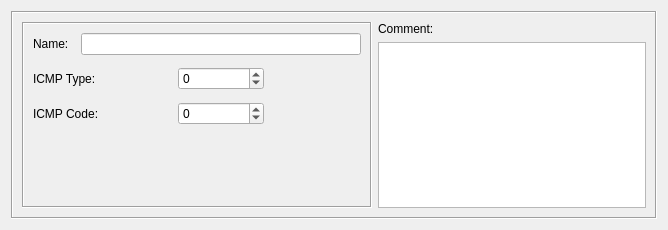
Above: src/libgui/icmpservicedialog_q.ui from fwbuilder/fwbuilder before the change. Below: the same form after it.
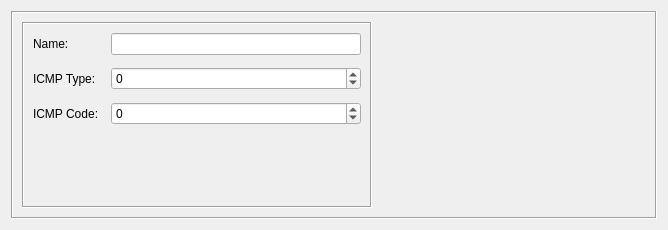
That is the form after the change. Custom widgets are drawn as their Qt base class.

Commit message:
Manually merged keyword management/filtering code from fortress. All dialogs modified to include custom keyword/comment widget.
Also added first cut at 'dynamic group' implementation.

Patch:
```diff
--- a/src/libgui/icmpservicedialog_q.ui
+++ b/src/libgui/icmpservicedialog_q.ui
@@ -30,11 +30,11 @@
      <property name="frameShadow" >
       <enum>QFrame::Sunken</enum>
      </property>
-     <layout class="QGridLayout" >
-      <item rowspan="2" row="0" column="0" >
-       <widget class="QFrame" name="frame30" >
-        <property name="sizePolicy" >
-         <sizepolicy vsizetype="Preferred" hsizetype="Fixed" >
+     <layout class="QHBoxLayout" name="horizontalLayout">
+      <item>
+       <widget class="QFrame" name="frame30">
+        <property name="sizePolicy">
+         <sizepolicy hsizetype="Fixed" vsizetype="Preferred">
           <horstretch>0</horstretch>
           <verstretch>0</verstretch>
          </sizepolicy>
@@ -57,14 +57,17 @@
         <property name="frameShadow" >
          <enum>QFrame::Sunken</enum>
         </property>
-        <layout class="QGridLayout" >
-         <property name="spacing" >
+        <layout class="QFormLayout" name="formLayout">
+         <property name="horizontalSpacing">
           <number>12</number>
          </property>
-         <item row="0" column="0" >
-          <widget class="QLabel" name="textLabel1" >
-           <property name="sizePolicy" >
-            <sizepolicy vsizetype="Preferred" hsizetype="Preferred" >
+         <property name="verticalSpacing">
+          <number>12</number>
+         </property>
+         <item row="0" column="0">
+          <widget class="QLabel" name="textLabel1">
+           <property name="sizePolicy">
+            <sizepolicy hsizetype="Preferred" vsizetype="Preferred">
              <horstretch>0</horstretch>
              <verstretch>0</verstretch>
             </sizepolicy>
@@ -77,10 +80,10 @@
            </property>
           </widget>
          </item>
-         <item row="0" column="1" colspan="3" >
-          <widget class="QLineEdit" name="obj_name" >
-           <property name="sizePolicy" >
-            <sizepolicy vsizetype="Fixed" hsizetype="Preferred" >
+         <item row="0" column="1">
+          <widget class="QLineEdit" name="obj_name">
+           <property name="sizePolicy">
+            <sizepolicy hsizetype="Preferred" vsizetype="Fixed">
              <horstretch>200</horstretch>
              <verstretch>0</verstretch>
             </sizepolicy>
@@ -93,9 +96,9 @@
            </property>
           </widget>
          </item>
-         <item row="1" column="0" colspan="2" >
-          <widget class="QLabel" name="textLabel3" >
-           <property name="text" >
+         <item row="1" column="0">
+          <widget class="QLabel" name="textLabel3">
+           <property name="text">
             <string>ICMP Type:</string>
            </property>
            <property name="wordWrap" >
@@ -103,9 +106,9 @@
            </property>
           </widget>
          </item>
-         <item row="1" column="2" >
-          <widget class="QSpinBox" name="icmpType" >
-           <property name="specialValueText" >
+         <item row="1" column="1">
+          <widget class="QSpinBox" name="icmpType">
+           <property name="specialValueText">
             <string>any</string>
            </property>
            <property name="minimum" >
@@ -116,9 +119,9 @@
            </property>
           </widget>
          </item>
-         <item row="2" column="0" colspan="2" >
-          <widget class="QLabel" name="textLabel4" >
-           <property name="text" >
+         <item row="2" column="0">
+          <widget class="QLabel" name="textLabel4">
+           <property name="text">
             <string>ICMP Code:</string>
            </property>
            <property name="wordWrap" >
@@ -126,9 +129,9 @@
            </property>
           </widget>
          </item>
-         <item row="2" column="2" >
-          <widget class="QSpinBox" name="icmpCode" >
-           <property name="specialValueText" >
+         <item row="2" column="1">
+          <widget class="QSpinBox" name="icmpCode">
+           <property name="specialValueText">
             <string>any</string>
            </property>
            <property name="minimum" >
@@ -139,70 +142,16 @@
            </property>
           </widget>
          </item>
-         <item row="2" column="3" >
-          <spacer>
-           <property name="orientation" >
-            <enum>Qt::Horizontal</enum>
-           </property>
-           <property name="sizeHint" stdset="0" >
-            <size>
-             <width>111</width>
-             <height>20</height>
-            </size>
-           </property>
-          </spacer>
-         </item>
-         <item row="3" column="1" colspan="2" >
-          <spacer>
-           <property name="orientation" >
-            <enum>Qt::Vertical</enum>
-           </property>
-           <property name="sizeType" >
-            <enum>QSizePolicy::MinimumExpanding</enum>
-           </property>
-           <property name="sizeHint" stdset="0" >
-            <size>
-             <width>20</width>
-             <height>5</height>
-            </size>
-           </property>
-          </spacer>
-         </item>
         </layout>
        </widget>
       </item>
-      <item row="0" column="1" >
-       <widget class="QLabel" name="textLabel2" >
-        <property name="sizePolicy" >
-         <sizepolicy vsizetype="Fixed" hsizetype="Preferred" >
+      <item>
+       <widget class="CommentKeywords" name="commentKeywords" native="true">
+        <property name="sizePolicy">
+         <sizepolicy hsizetype="Expanding" vsizetype="Expanding">
           <horstretch>0</horstretch>
           <verstretch>0</verstretch>
          </sizepolicy>
-        </property>
-        <property name="text" >
-         <string>Comment:</string>
-        </property>
-        <property name="wordWrap" >
-         <bool>false</bool>
-        </property>
-       </widget>
-      </item>
-      <item row="1" column="1" >
-       <widget class="TextEditWidget" name="comment" >
-        <property name="sizePolicy" >
-         <sizepolicy vsizetype="Expanding" hsizetype="Expanding" >
-          <horstretch>0</horstretch>
-          <verstretch>0</verstretch>
-         </sizepolicy>
-        </property>
-        <property name="minimumSize" >
-         <size>
-          <width>200</width>
-          <height>0</height>
-         </size>
-        </property>
-        <property name="tabChangesFocus" >
-         <bool>true</bool>
         </property>
        </widget>
       </item>
@@ -213,14 +162,10 @@
  </widget>
  <customwidgets>
   <customwidget>
-   <class>TextEditWidget</class>
-   <extends>QTextEdit</extends>
-   <header>TextEditWidget.h</header>
-  </customwidget>
-  <customwidget>
-   <class>QLineEdit</class>
-   <extends>QLineEdit</extends>
-   <header>QLineEdit.h</header>
+   <class>CommentKeywords</class>
+   <extends>QWidget</extends>
+   <header>CommentKeywords.h</header>
+   <container>1</container>
   </customwidget>
  </customwidgets>
  <tabstops>
```
Left out of the diff: 121 changed lines with no effect on the pictures. The commit also changes 87 other files.
